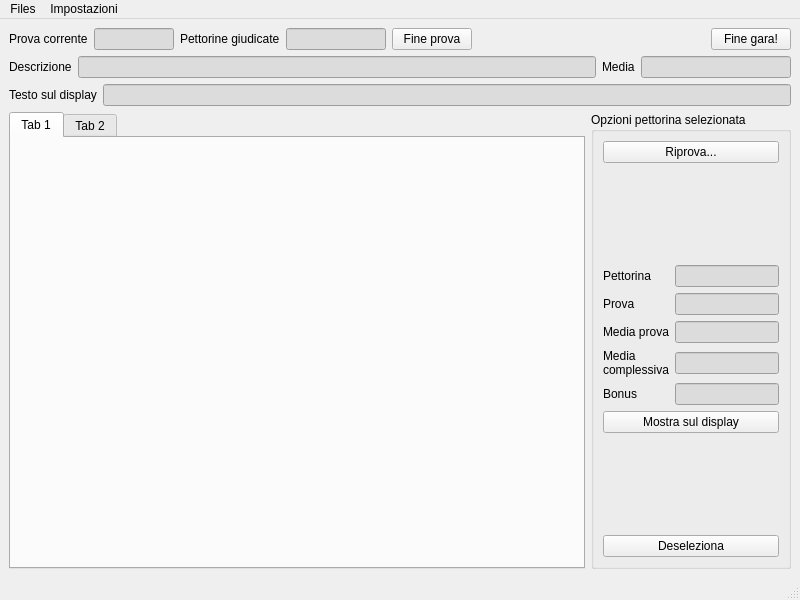
Before: the Qt Designer form ui/mainwindow.ui in nferruzzi/giudice-server, drawn with Qt 5.
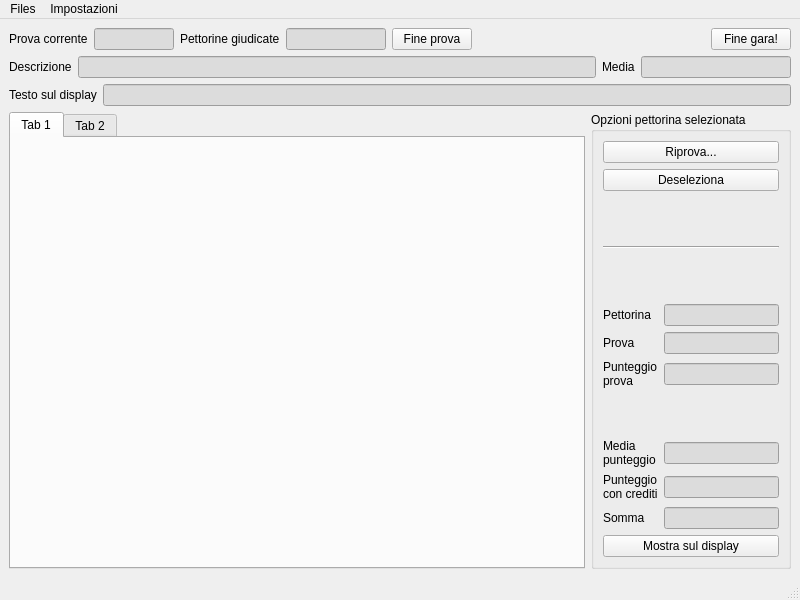
After: the same form once the commit is applied.

Commit message: Show final results on the right column

Patch:
```diff
--- a/ui/mainwindow.ui
+++ b/ui/mainwindow.ui
@@ -219,6 +219,13 @@
            </property>
           </widget>
          </item>
+         <item>
+          <widget class="QPushButton" name="deselectRow">
+           <property name="text">
+            <string>Deseleziona</string>
+           </property>
+          </widget>
+         </item>
          <item>
           <spacer name="verticalSpacer">
            <property name="orientation">
@@ -232,12 +239,56 @@
            </property>
           </spacer>
          </item>
+         <item>
+          <widget class="Line" name="line_2">
+           <property name="orientation">
+            <enum>Qt::Horizontal</enum>
+           </property>
+          </widget>
+         </item>
+         <item>
+          <spacer name="verticalSpacer_2">
+           <property name="orientation">
+            <enum>Qt::Vertical</enum>
+           </property>
+           <property name="sizeHint" stdset="0">
+            <size>
+             <width>20</width>
+             <height>63</height>
+            </size>
+           </property>
+          </spacer>
+         </item>
          <item>
           <layout class="QGridLayout" name="gridLayout">
+           <item row="6" column="0">
+            <widget class="QLabel" name="label_11">
+             <property name="text">
+              <string>Somma</string>
+             </property>
+            </widget>
+           </item>
+           <item row="0" column="1">
+            <widget class="QLineEdit" name="userNumber">
+             <property name="maximumSize">
+              <size>
+               <width>150</width>
+               <height>16777215</height>
+              </size>
+             </property>
+             <property name="styleSheet">
+              <string notr="true">background-color: rgb(220, 220, 220);</string>
+             </property>
+             <property name="readOnly">
+              <bool>true</bool>
+             </property>
+            </widget>
+           </item>
            <item row="2" column="0">
             <widget class="QLabel" name="label_6">
              <property name="text">
-              <string>Media prova</string>
+              <string>Punteggio
+prova</string>
              </property>
             </widget>
            </item>
@@ -257,39 +308,40 @@
              </property>
             </widget>
            </item>
-           <item row="3" column="0">
+           <item row="4" column="0">
             <widget class="QLabel" name="label_7">
              <property name="text">
               <string>Media
-complessiva</string>
-             </property>
-            </widget>
-           </item>
-           <item row="3" column="1">
-            <widget class="QLineEdit" name="userFinalVote">
-             <property name="maximumSize">
-              <size>
-               <width>150</width>
-               <height>16777215</height>
-              </size>
-             </property>
-             <property name="styleSheet">
-              <string notr="true">background-color: rgb(220, 220, 220);</string>
-             </property>
-             <property name="readOnly">
-              <bool>true</bool>
-             </property>
-            </widget>
-           </item>
-           <item row="4" column="0">
-            <widget class="QLabel" name="label_8">
-             <property name="text">
-              <string>Bonus</string>
+punteggio</string>
              </property>
             </widget>
            </item>
            <item row="4" column="1">
-            <widget class="QLineEdit" name="userBonus">
+            <widget class="QLineEdit" name="userAverageAll">
+             <property name="maximumSize">
+              <size>
+               <width>150</width>
+               <height>16777215</height>
+              </size>
+             </property>
+             <property name="styleSheet">
+              <string notr="true">background-color: rgb(220, 220, 220);</string>
+             </property>
+             <property name="readOnly">
+              <bool>true</bool>
+             </property>
+            </widget>
+           </item>
+           <item row="5" column="0">
+            <widget class="QLabel" name="label_8">
+             <property name="text">
+              <string>Punteggio
+con crediti</string>
+             </property>
+            </widget>
+           </item>
+           <item row="5" column="1">
+            <widget class="QLineEdit" name="userAverageAllAndBonus">
              <property name="maximumSize">
               <size>
                <width>150</width>
@@ -311,6 +363,22 @@
              </property>
             </widget>
            </item>
+           <item row="1" column="1">
+            <widget class="QLineEdit" name="userTrial">
+             <property name="maximumSize">
+              <size>
+               <width>150</width>
+               <height>16777215</height>
+              </size>
+             </property>
+             <property name="styleSheet">
+              <string notr="true">background-color: rgb(220, 220, 220);</string>
+             </property>
+             <property name="readOnly">
+              <bool>true</bool>
+             </property>
+            </widget>
+           </item>
            <item row="1" column="0">
             <widget class="QLabel" name="label_10">
              <property name="text">
@@ -318,8 +386,8 @@
              </property>
             </widget>
            </item>
-           <item row="0" column="1">
-            <widget class="QLineEdit" name="userNumber">
+           <item row="6" column="1">
+            <widget class="QLineEdit" name="userSum">
              <property name="maximumSize">
               <size>
                <width>150</width>
@@ -334,21 +402,18 @@
              </property>
             </widget>
            </item>
-           <item row="1" column="1">
-            <widget class="QLineEdit" name="userTrial">
-             <property name="maximumSize">
+           <item row="3" column="1">
+            <spacer name="verticalSpacer_3">
+             <property name="orientation">
+              <enum>Qt::Vertical</enum>
+             </property>
+             <property name="sizeHint" stdset="0">
               <size>
-               <width>150</width>
-               <height>16777215</height>
+               <width>20</width>
+               <height>60</height>
               </size>
              </property>
-             <property name="styleSheet">
-              <string notr="true">background-color: rgb(220, 220, 220);</string>
-             </property>
-             <property name="readOnly">
-              <bool>true</bool>
-             </property>
-            </widget>
+            </spacer>
            </item>
           </layout>
          </item>
@@ -359,26 +424,6 @@
            </property>
           </widget>
          </item>
-         <item>
-          <spacer name="verticalSpacer_2">
-           <property name="orientation">
-            <enum>Qt::Vertical</enum>
-           </property>
-           <property name="sizeHint" stdset="0">
-            <size>
-             <width>20</width>
-             <height>63</height>
-            </size>
-           </property>
-          </spacer>
-         </item>
-         <item>
-          <widget class="QPushButton" name="deselectRow">
-           <property name="text">
-            <string>Deseleziona</string>
-           </property>
-          </widget>
-         </item>
         </layout>
        </widget>
       </item>
```
The commit also changes 2 other files.
